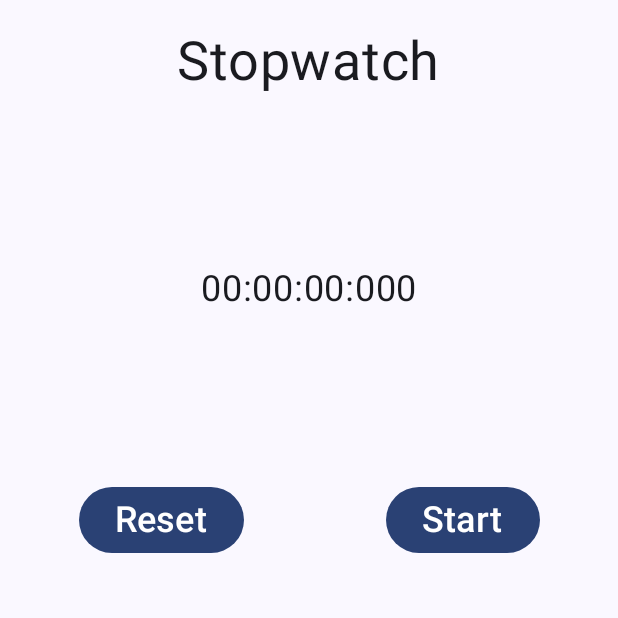
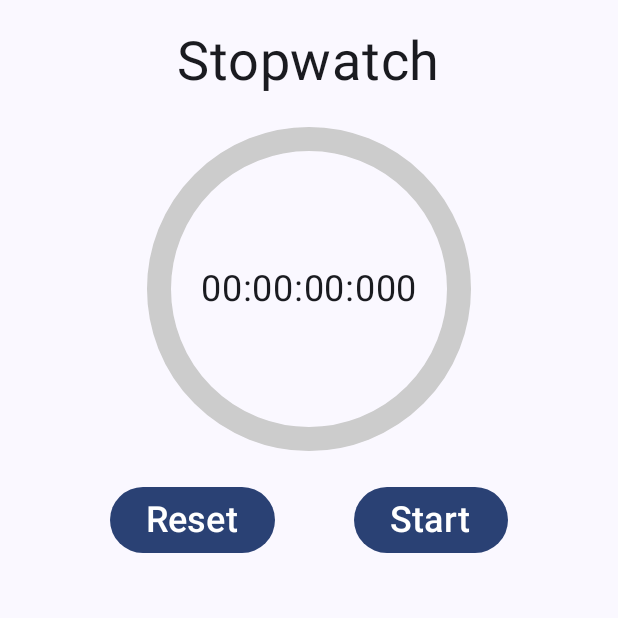
Before and after one commit to Detcepxenu5271/Android_Stopwatch, an Android app built with Jetpack Compose: the screen it shows after launch (MainActivity), on a phone screen of 412 x 824 dp, the top half of it. Run offline under Robolectric (Android 15) with nearby library versions, the phone set to English and light mode, and no system bars.

Commit message:
v0.4.1 UI小更新和代码调整
为CircularProgressBar添加了背景颜色, 增加了一些代码注释, 去除了一些冗余import, 添加了MIT LICENSE

```diff
--- a/app/src/main/java/com/example/stopwatch/MainActivity.kt
+++ b/app/src/main/java/com/example/stopwatch/MainActivity.kt
@@ -4,23 +4,18 @@ import android.os.Bundle
 import androidx.activity.ComponentActivity
 import androidx.activity.compose.setContent
 import androidx.compose.foundation.background
-import androidx.compose.foundation.border
 import androidx.compose.foundation.layout.Arrangement
 import androidx.compose.foundation.layout.Box
 import androidx.compose.foundation.layout.Column
 import androidx.compose.foundation.layout.Row
-import androidx.compose.foundation.layout.Spacer
 import androidx.compose.foundation.layout.fillMaxSize
 import androidx.compose.foundation.layout.fillMaxWidth
-import androidx.compose.foundation.layout.height
 import androidx.compose.foundation.layout.padding
-import androidx.compose.foundation.layout.width
 import androidx.compose.foundation.lazy.LazyColumn
 import androidx.compose.foundation.lazy.itemsIndexed
 import androidx.compose.foundation.lazy.rememberLazyListState
 import androidx.compose.foundation.shape.RoundedCornerShape
 import androidx.compose.material3.Button
-import androidx.compose.material3.CircularProgressIndicator
 import androidx.compose.material3.MaterialTheme
 import androidx.compose.material3.Surface
 import androidx.compose.material3.Text
@@ -30,7 +25,6 @@ import androidx.compose.runtime.getValue
 import androidx.compose.ui.Alignment
 import androidx.compose.ui.Modifier
 import androidx.compose.ui.graphics.Color
-import androidx.compose.ui.platform.LocalContext
 import androidx.compose.ui.res.stringResource
 import androidx.compose.ui.tooling.preview.Preview
 import androidx.compose.ui.unit.dp
@@ -64,7 +58,7 @@ fun StopwatchApp(stopwatchViewModel: StopwatchViewModel = viewModel(factory = St
         state = state,
         lapTimeList = lapTimeList,
         onLapResetClick = { if (state.isRunning) stopwatchViewModel.lap() else stopwatchViewModel.reset() },
-        onStartStopClick = { if (state.isRunning) stopwatchViewModel.pause() else stopwatchViewModel.start() }
+        onStopStartClick = { if (state.isRunning) stopwatchViewModel.pause() else stopwatchViewModel.start() }
     )
 }
 
@@ -74,14 +68,14 @@ fun StopwatchApp(stopwatchViewModel: StopwatchViewModel = viewModel(factory = St
  * @param state [StopwatchViewModel] 中的状态, 包含 isRunning 和 elapsedTime
  * @param lapTimeList [StopwatchViewModel] 中各 lap 的时间
  * @param onLapResetClick Lap/Reset 按钮的 onClick 函数
- * @param onStartStopClick Start/Stop 按钮的 onClick 函数
+ * @param onStopStartClick Stop/Start 按钮的 onClick 函数
  */
 @Composable
 fun StopwatchScreen(
     state: StopwatchState,
     lapTimeList: List<Long>,
     onLapResetClick: () -> Unit,
-    onStartStopClick: () -> Unit
+    onStopStartClick: () -> Unit
 ) {
     // 默认宽度为最大
     val modifier = Modifier
@@ -107,7 +101,7 @@ fun StopwatchScreen(
             ControlButtons(
                 state = state,
                 onLapResetClick = onLapResetClick,
-                onStartStopClick = onStartStopClick,
+                onStopStartClick = onStopStartClick,
                 modifier = modifier
             )
             Laps(
@@ -118,18 +112,29 @@ fun StopwatchScreen(
     }
 }
 
+/**
+ * 标题
+ *
+ * @param text
+ * @param modifier
+ */
 @Composable
 fun Title(text: String, modifier: Modifier = Modifier) {
     Text(
         text = text,
         // textAlign = TextAlign.Center,
-        fontSize = 36.sp,
+        fontSize = 36.sp
     )
 }
 
+/**
+ * 计时表, 包括分钟进度条和总时间
+ *
+ * @param state
+ * @param modifier
+ */
 @Composable
 fun Gauge(state: StopwatchState, modifier: Modifier = Modifier) {
-    // val state by stopwatchViewModel.state //TODO 只检测其中的 elapsedTime
     Box (
         modifier = modifier
             .padding(top = 10.dp, bottom = 10.dp),
@@ -138,10 +143,10 @@ fun Gauge(state: StopwatchState, modifier: Modifier = Modifier) {
         CircularProgressBar(
             percentage = TimeUtils.minuteProgress(state.elapsedTime),
             radius = 100.dp,
-            color = Color.Blue,
+            fgColor = Color.Blue,
+            bgColor = Color.LightGray,
             strokeWidth = 16.dp
         )
-        Spacer(modifier = Modifier.height(10.dp))
         Text(
             text = TimeUtils.long2String(state.elapsedTime),
             fontSize = 24.sp
@@ -149,9 +154,16 @@ fun Gauge(state: StopwatchState, modifier: Modifier = Modifier) {
     }
 }
 
+/**
+ * 控制按钮, 包括 Lap/Reset 按钮和 Stop/Start 按钮
+ *
+ * @param state
+ * @param onLapResetClick
+ * @param onStopStartClick
+ * @param modifier
+ */
 @Composable
-fun ControlButtons(state: StopwatchState, onLapResetClick: () -> Unit, onStartStopClick: () -> Unit, modifier: Modifier = Modifier) {
-    // val state by stopwatchViewModel.state //TODO 只检测其中的 isRunning
+fun ControlButtons(state: StopwatchState, onLapResetClick: () -> Unit, onStopStartClick: () -> Unit, modifier: Modifier = Modifier) {
     Row (
         modifier = modifier,
         horizontalArrangement = Arrangement.SpaceEvenly,
@@ -163,8 +175,7 @@ fun ControlButtons(state: StopwatchState, onLapResetClick: () -> Unit, onStartSt
                 fontSize = 24.sp
             )
         }
-        Spacer(modifier = Modifier.width(30.dp))
-        Button(onClick = onStartStopClick) {
+        Button(onClick = onStopStartClick) {
             Text(
                 text = if (state.isRunning) "Stop" else "Start",
                 fontSize = 24.sp
@@ -173,9 +184,15 @@ fun ControlButtons(state: StopwatchState, onLapResetClick: () -> Unit, onStartSt
     }
 }
 
+/**
+ * Lap 列表
+ *
+ * @param lapTimeList
+ * @param modifier
+ */
 @Composable
 fun Laps(lapTimeList: List<Long>, modifier: Modifier = Modifier) {
-    // val lapTimeList = stopwatchViewModel.lapTimeList //TODO 不能用 by, 但是这么写也被 observe 了
+    // 记录 LazyColumn 的列表状态, 用于自动滚动到最新 lap
     val listState = rememberLazyListState()
     // 添加新 lap 时, 滚动到最新的 lap
     LaunchedEffect(lapTimeList.size) {
@@ -200,6 +217,13 @@ fun Laps(lapTimeList: List<Long>, modifier: Modifier = Modifier) {
     }
 }
 
+/**
+ * 单个 lap
+ *
+ * @param lapId
+ * @param time
+ * @param modifier
+ */
 @Composable
 fun Lap(lapId: Int, time: String, modifier: Modifier = Modifier) {
     Row (
@@ -223,7 +247,7 @@ fun StopwatchPreview() {
             state = mockState,
             lapTimeList = mockLapTimeList,
             onLapResetClick = {},
-            onStartStopClick = {}
+            onStopStartClick = {}
         )
     }
 }
--- a/app/src/main/java/com/example/stopwatch/StopwatchViewModel.kt
+++ b/app/src/main/java/com/example/stopwatch/StopwatchViewModel.kt
@@ -17,11 +17,22 @@ import kotlinx.coroutines.Dispatchers
 import kotlinx.coroutines.flow.first
 import kotlinx.coroutines.launch
 
+/**
+ * Stopwatch 的状态, 用于直接更新 UI (除了 lap 列表)
+ *
+ * @property isRunning
+ * @property elapsedTime
+ */
 data class StopwatchState(
     var isRunning: Boolean = false,
     var elapsedTime: Long = 0L,
 )
 
+/**
+ * Stopwatch 的 ViewModel
+ *
+ * @property userPreferencesRepository
+ */
 class StopwatchViewModel (
     private val userPreferencesRepository: UserPreferencesRepository
 ) : ViewModel() {
@@ -48,33 +59,17 @@ class StopwatchViewModel (
     // 通过读取 userPreferencesRepository 初始化相关数据
     init {
         CoroutineScope(Dispatchers.Main).launch {
-            /*userPreferencesRepository.isRunning.first().let {
-                if (it) state.value = state.value.copy(it, lastPauseElapsedTime + SystemClock.uptimeMillis() - lastStartTime)
-                else state.value = state.value.copy(it, lastPauseElapsedTime)
-                // state.value = state.value.copy(isRunning = it)
-            }
-            userPreferencesRepository.lastStartTime.first().let {
-                lastStartTime = it
-            }
-            userPreferencesRepository.lastPauseElapsedTime.first().let {
-                lastPauseElapsedTime = it
-            }
-            userPreferencesRepository.lastLapElapsedTime.first().let {
-                lastLapElapsedTime = it
-            }
-            userPreferencesRepository.lapTimeList.first().let {
-                lapTimeList.addAll(it)
-            }*/
-            // First, retrieve all the values from userPreferencesRepository
+            // 从 userPreferencesRepository 读取持久化的数据
             val isRunning = userPreferencesRepository.isRunning.first()
             lastStartTime = userPreferencesRepository.lastStartTime.first()
             lastPauseElapsedTime = userPreferencesRepository.lastPauseElapsedTime.first()
             lastLapElapsedTime = userPreferencesRepository.lastLapElapsedTime.first()
             lapTimeList.addAll(userPreferencesRepository.lapTimeList.first())
 
-            // Then, use the retrieved values to update state
+            // 更新 isRunning 状态, 计算当前时间
             if (isRunning) {
                 state.value = state.value.copy(isRunning, lastPauseElapsedTime + SystemClock.uptimeMillis() - lastStartTime)
+                // 启动秒表的更新
                 handler.postDelayed(runnable, 0)
             } else {
                 state.value = state.value.copy(isRunning, lastPauseElapsedTime)
@@ -95,10 +90,12 @@ class StopwatchViewModel (
         }
     }
 
+    // 获取当前 lap 的计时
     private fun getCurLapTime(): Long {
         return (lastPauseElapsedTime + SystemClock.uptimeMillis() - lastStartTime) - lastLapElapsedTime
     }
 
+    // 更新计时数据, 通过 state 更新 UI
     private val runnable = object : Runnable {
         override fun run() {
             // 更新 state 时间和当前 lap 时间
@@ -110,6 +107,7 @@ class StopwatchViewModel (
         }
     }
 
+    // 开始/继续计时
     fun start() {
         // 如果是首次开始, 添加 lap 1
         if (lastStartTime == 0L) {
@@ -127,6 +125,7 @@ class StopwatchViewModel (
         handler.postDelayed(runnable, 0)
     }
 
+    // 暂停计时
     fun pause() {
         // 记录本次暂停已经过的时间, 更新 state 时间并设为停止运行
         lastPauseElapsedTime += SystemClock.uptimeMillis() - lastStartTime
@@ -137,6 +136,7 @@ class StopwatchViewModel (
         handler.removeCallbacks(runnable)
     }
 
+    // 记录 lap
     fun lap() {
         // 将当前 lap 的时间记录到 list 中
         val curLapTime = getCurLapTime()
@@ -149,6 +149,7 @@ class StopwatchViewModel (
         state.value = state.value.copy(elapsedTime = lastLapElapsedTime)
     }
 
+    // 重置计时和 lap
     fun reset() {
         // 重置 state
         state.value = StopwatchState()
--- a/app/src/main/java/com/example/stopwatch/ui/compose/CircularProgressBar.kt
+++ b/app/src/main/java/com/example/stopwatch/ui/compose/CircularProgressBar.kt
@@ -5,11 +5,6 @@ import androidx.compose.foundation.Canvas
 import androidx.compose.foundation.layout.Box
 import androidx.compose.foundation.layout.size
 import androidx.compose.runtime.Composable
-import androidx.compose.runtime.LaunchedEffect
-import androidx.compose.runtime.getValue
-import androidx.compose.runtime.mutableStateOf
-import androidx.compose.runtime.remember
-import androidx.compose.runtime.setValue
 import androidx.compose.ui.Alignment
 import androidx.compose.ui.Modifier
 import androidx.compose.ui.graphics.Color
@@ -18,11 +13,21 @@ import androidx.compose.ui.graphics.drawscope.Stroke
 import androidx.compose.ui.unit.Dp
 import androidx.compose.ui.unit.dp
 
+/**
+ * 环形进度条
+ *
+ * @param percentage 进度, 范围应为 [0,1)
+ * @param radius 进度条半径
+ * @param fgColor 进度条填充颜色
+ * @param bgColor 进度条背景颜色
+ * @param strokeWidth 进度条粗细
+ */
 @Composable
 fun CircularProgressBar(
     percentage: Float,
     radius: Dp = 50.dp,
-    color : Color = Color.Green,
+    fgColor : Color = Color.Green,
+    bgColor: Color = Color.LightGray,
     strokeWidth: Dp = 8.dp,
 ){
     Box(modifier = Modifier
@@ -33,7 +38,14 @@ fun CircularProgressBar(
             .size(radius * 2f)
         ) {
             drawArc(
-                color,
+                bgColor,
+                -90f,
+                360f,
+                useCenter = false,
+                style = Stroke(strokeWidth.toPx(), cap = StrokeCap.Round)
+            )
+            drawArc(
+                fgColor,
                 -90f,
                 360 * percentage,
                 useCenter = false,
```
Also changed, not shown: app/src/main/java/com/example/stopwatch/StopwatchApplication.kt (+7 -0 lines), app/src/main/java/com/example/stopwatch/TimeUtils.kt (+9 -2 lines), 1 other file.
